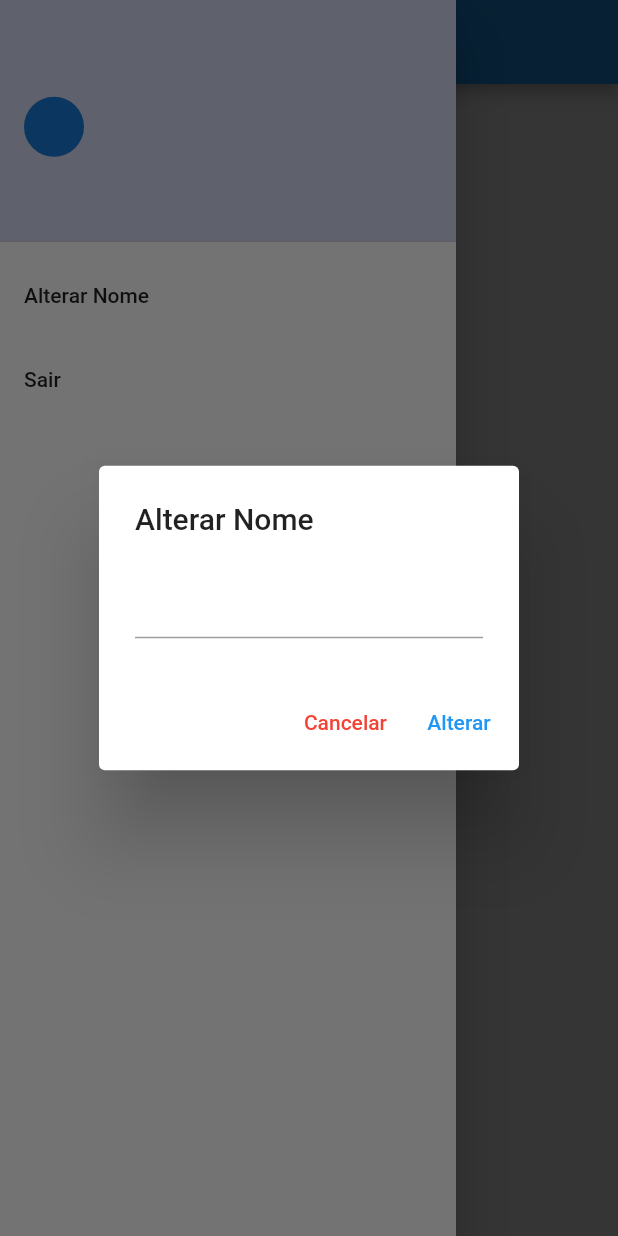
After one commit to jailtonmendes/flutter-todo-list, a Flutter app: the screen it shows once a user with an empty profile is signed in, in the side drawer, after a tap on "Alterar Nome", on a phone screen of 412 x 824 dp. The commit adds this screen. Run offline on Flutter 3.47's test engine with Material 2 defaults, Android fonts, the phone set to English and light mode, and no system bars; our stand-ins replace firebase_auth, firebase_core, flutter_signin_button, google_fonts, google_sign_in, sqflite and 2 more; missing offline and left inert: flutter_overlay_loader, validatorless; accounts and stored records are empty; network calls fail; Roboto replaces fonts that are missing (Mandali).

Commit message:
Finalizando regras de login e logou, alteração de nome de usuário

```diff
--- a/todo_list_provider/lib/app/app_module.dart
+++ b/todo_list_provider/lib/app/app_module.dart
@@ -2,6 +2,7 @@ import 'package:firebase_auth/firebase_auth.dart';
 import 'package:flutter/material.dart';
 import 'package:provider/provider.dart';
 import 'package:todo_list_provider/app/app_widget.dart';
+import 'package:todo_list_provider/app/core/auth/auth_provider.dart';
 import 'package:todo_list_provider/app/core/database/sqlite_connection_factory.dart';
 import 'package:todo_list_provider/app/repositories/user/user_repository.dart';
 import 'package:todo_list_provider/app/repositories/user/user_repository_impl.dart';
@@ -30,6 +31,12 @@ class AppModule extends StatelessWidget {
             userRepository: context.read(),
           ),
         ),
+        ChangeNotifierProvider(
+          create: (context) => AuthProvider(
+              firebaseAuth: context.read(), userService: context.read())
+            ..loadListener(),
+          lazy: false,
+        ),
       ],
       child: const AppWidget(),
     );
--- a/todo_list_provider/lib/app/app_widget.dart
+++ b/todo_list_provider/lib/app/app_widget.dart
@@ -1,7 +1,9 @@
 import 'package:firebase_auth/firebase_auth.dart';
 import 'package:flutter/material.dart';
+import 'package:todo_list_provider/app/core/navigator/todo_list_navigator.dart';
 import 'package:todo_list_provider/app/core/ui/todo_list_ui_config.dart';
 import 'package:todo_list_provider/app/modules/auth/auth_module.dart';
+import 'package:todo_list_provider/app/modules/home/home_module.dart';
 import 'package:todo_list_provider/app/modules/splash/splash_page.dart';
 
 class AppWidget extends StatefulWidget {
@@ -22,9 +24,12 @@ class _AppWidgetState extends State<AppWidget> {
   Widget build(BuildContext context) {
     return MaterialApp(
       title: 'Todo List Provider',
-      initialRoute: '/login',
       theme: TodoListUiConfig.theme,
-      routes: {...AuthModule().routers},
+      navigatorKey: TodoListNavigator.navigatorKey,
+      routes: {
+        ...AuthModule().routers,
+        ...HomeModule().routers,
+      },
       home: const SplashPage(),
     );
   }
--- /dev/null
+++ b/todo_list_provider/lib/app/core/auth/auth_provider.dart
@@ -0,0 +1,34 @@
+//Provedor de Autenticação
+import 'package:firebase_auth/firebase_auth.dart';
+import 'package:flutter/material.dart';
+import 'package:todo_list_provider/app/core/navigator/todo_list_navigator.dart';
+import 'package:todo_list_provider/app/services/user/user_service.dart';
+
+class AuthProvider extends ChangeNotifier {
+  final FirebaseAuth _firebaseAuth;
+  final UserService _userService;
+
+  AuthProvider({
+    required FirebaseAuth firebaseAuth,
+    required UserService userService,
+  })  : _firebaseAuth = firebaseAuth,
+        _userService = userService;
+
+  Future<void> logout() => _userService.logout();
+  User? get user => _firebaseAuth.currentUser;
+
+  //Método responsável por fazer os listener escutar as alterações
+  void loadListener() {
+    _firebaseAuth.userChanges().listen((_) => notifyListeners());
+    _firebaseAuth.idTokenChanges().listen((user) {
+      //método que fica Escuando os logins
+
+      if (user != null) {
+        TodoListNavigator.to.pushNamedAndRemoveUntil('/home', (route) => false);
+      } else {
+        TodoListNavigator.to
+            .pushNamedAndRemoveUntil('/login', (route) => false);
+      }
+    });
+  }
+}
--- /dev/null
+++ b/todo_list_provider/lib/app/core/navigator/todo_list_navigator.dart
@@ -0,0 +1,10 @@
+//NAVEGAÇÃO SEM CONTEXTO
+
+import 'package:flutter/cupertino.dart';
+
+class TodoListNavigator {
+  TodoListNavigator._();
+
+  static final navigatorKey = GlobalKey<NavigatorState>();
+  static NavigatorState get to => navigatorKey.currentState!;
+}
--- a/todo_list_provider/lib/app/modules/auth/login/login_controller.dart
+++ b/todo_list_provider/lib/app/modules/auth/login/login_controller.dart
@@ -23,11 +23,11 @@ class LoginController extends DefaultChangeNotifier {
       if (user != null) {
         success();
       } else {
-        _userService.googleLogout();
+        _userService.logout();
         setError('Erro ao realizar login com o Google');
       }
     } on AuthException catch (e) {
-      _userService.googleLogout();
+      _userService.logout();
       setError(e.message);
     } finally {
       hideLoading();
--- /dev/null
+++ b/todo_list_provider/lib/app/modules/home/home_module.dart
@@ -0,0 +1,12 @@
+import 'package:todo_list_provider/app/models/todo_list_module.dart';
+import 'package:todo_list_provider/app/modules/home/home_page.dart';
+
+class HomeModule extends TodoListModule {
+  HomeModule()
+      : super(
+          // bindings: [],
+          routers: {
+            '/home': (context) => const HomePage(),
+          },
+        );
+}
--- /dev/null
+++ b/todo_list_provider/lib/app/modules/home/home_page.dart
@@ -0,0 +1,16 @@
+import 'package:flutter/material.dart';
+import 'package:todo_list_provider/app/modules/home/widgets/home_drawer.dart';
+
+class HomePage extends StatelessWidget {
+  const HomePage({super.key});
+
+  @override
+  Widget build(BuildContext context) {
+    return Scaffold(
+        appBar: AppBar(
+          title: const Text('Home Page'),
+        ),
+        drawer: HomeDrawer(),
+        body: Container());
+  }
+}
--- /dev/null
+++ b/todo_list_provider/lib/app/modules/home/widgets/home_drawer.dart
@@ -0,0 +1,102 @@
+import 'package:flutter/material.dart';
+import 'package:flutter_overlay_loader/flutter_overlay_loader.dart';
+import 'package:provider/provider.dart';
+import 'package:todo_list_provider/app/core/auth/auth_provider.dart';
+import 'package:todo_list_provider/app/core/ui/messages.dart';
+import 'package:todo_list_provider/app/core/ui/theme_Extensions.dart';
+import 'package:todo_list_provider/app/services/user/user_service.dart';
+
+class HomeDrawer extends StatelessWidget {
+  final nameVN = ValueNotifier<String>('');
+
+  HomeDrawer({super.key});
+
+  @override
+  Widget build(BuildContext context) {
+    return Drawer(
+      child: ListView(
+        children: [
+          DrawerHeader(
+            decoration:
+                BoxDecoration(color: context.primaryColor.withAlpha(70)),
+            child: Row(
+              children: [
+                Selector<AuthProvider, String>(
+                  selector: (context, authProvider) {
+                    return authProvider.user?.photoURL ?? '';
+                  },
+                  builder: ((_, value, __) {
+                    return CircleAvatar(
+                      backgroundImage: NetworkImage(value),
+                    );
+                  }),
+                ),
+                Expanded(
+                  child: Padding(
+                    padding: const EdgeInsets.all(8.0),
+                    child: Selector<AuthProvider, String>(
+                      selector: (context, authProvider) {
+                        return authProvider.user?.displayName ??
+                            'Não informado';
+                      },
+                      builder: ((_, value, __) {
+                        return Text(
+                          value,
+                          style: context.textTheme.subtitle2,
+                        );
+                      }),
+                    ),
+                  ),
+                ),
+              ],
+            ),
+          ),
+          ListTile(
+            title: const Text('Alterar Nome'),
+            onTap: (() {
+              showDialog(
+                  context: context,
+                  builder: (_) {
+                    return AlertDialog(
+                      title: const Text('Alterar Nome'),
+                      content: TextField(
+                        onChanged: (value) => nameVN.value = value,
+                      ),
+                      actions: [
+                        TextButton(
+                          onPressed: () => Navigator.of(context).pop(),
+                          child: const Text(
+                            'Cancelar',
+                            style: TextStyle(color: Colors.red),
+                          ),
+                        ),
+                        TextButton(
+                            onPressed: () async {
+                              final nameValue = nameVN.value;
+                              if (nameValue.isEmpty) {
+                                Messages.of(context)
+                                    .showError('Nome obrigatório');
+                              } else {
+                                Loader.show(context);
+                                await context
+                                    .read<UserService>()
+                                    .updateDisplayName(nameValue);
+                                Loader.hide();
+                                Navigator.of(context).pop();
+                              }
+                            },
+                            child: const Text('Alterar')),
+                      ],
+                    );
+                  });
+            }),
+          ),
+          ListTile(
+            title: const Text('Sair'),
+            onTap: (() => context.read<AuthProvider>().logout()),
+          ),
+        ],
+      ),
+    );
+  }
+}
--- a/todo_list_provider/lib/app/modules/splash/splash_page.dart
+++ b/todo_list_provider/lib/app/modules/splash/splash_page.dart
@@ -1,15 +1,15 @@
 import 'package:flutter/material.dart';
+import 'package:todo_list_provider/app/core/widget/todo_list_logo.dart';
 
 class SplashPage extends StatelessWidget {
   const SplashPage({Key? key}) : super(key: key);
 
   @override
   Widget build(BuildContext context) {
-    return Scaffold(
-      appBar: AppBar(
-        title: const Text(''),
+    return const Scaffold(
+      body: Center(
+        child: TodoListLogo(),
       ),
-      body: Container(),
     );
   }
 }
--- a/todo_list_provider/lib/app/repositories/user/user_repository.dart
+++ b/todo_list_provider/lib/app/repositories/user/user_repository.dart
@@ -5,5 +5,6 @@ abstract class UserRepository {
   Future<User?> login(String email, String password);
   Future<void> forgotPassword(String email);
   Future<User?> googleLogin();
-  Future<void> googleLogout();
+  Future<void> logout();
+  Future<void> updateDisplayName(String name);
 }
--- a/todo_list_provider/lib/app/services/user/user_service.dart
+++ b/todo_list_provider/lib/app/services/user/user_service.dart
@@ -5,5 +5,6 @@ abstract class UserService {
   Future<User?> login(String email, String password);
   Future<void> forgotPassword(String email);
   Future<User?> googleLogin();
-  Future<void> googleLogout();
+  Future<void> logout();
+  Future<void> updateDisplayName(String name);
 }
--- a/todo_list_provider/lib/app/services/user/user_service_impl.dart
+++ b/todo_list_provider/lib/app/services/user/user_service_impl.dart
@@ -25,5 +25,9 @@ class UserServiceImpl implements UserService {
   Future<User?> googleLogin() => _userRepository.googleLogin();
 
   @override
-  Future<void> googleLogout() => _userRepository.googleLogout();
+  Future<void> logout() => _userRepository.logout();
+
+  @override
+  Future<void> updateDisplayName(String name) =>
+      _userRepository.updateDisplayName(name);
 }
```
Also changed, not shown: todo_list_provider/lib/app/repositories/user/user_repository_impl.dart (+17 -2 lines).
